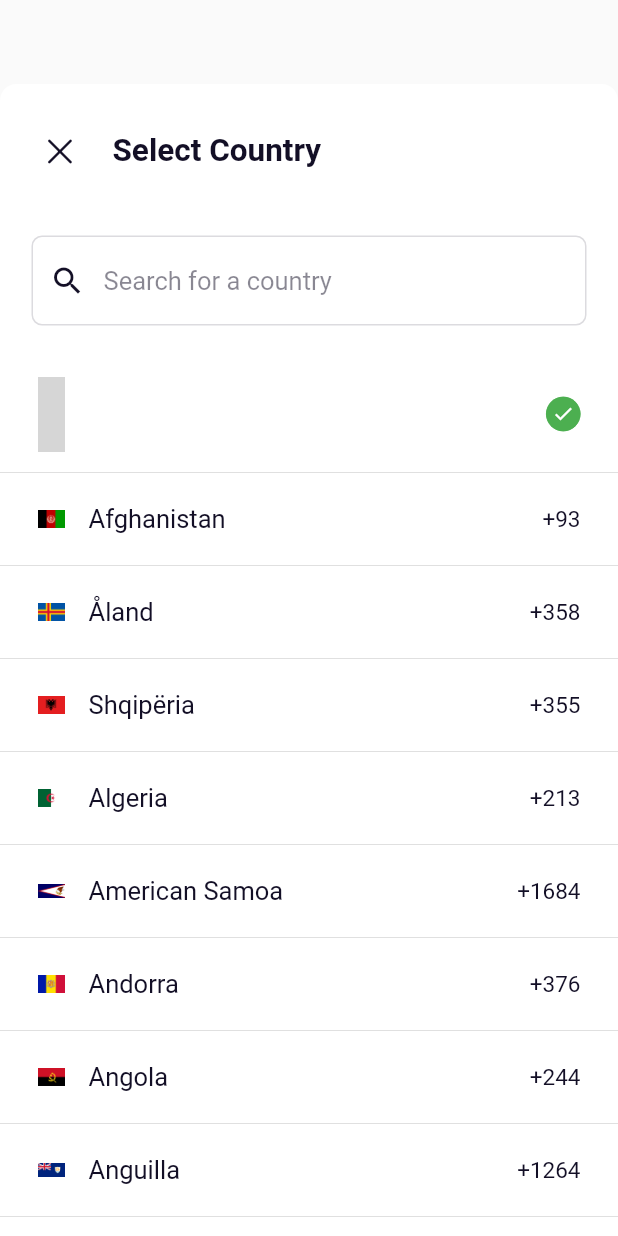
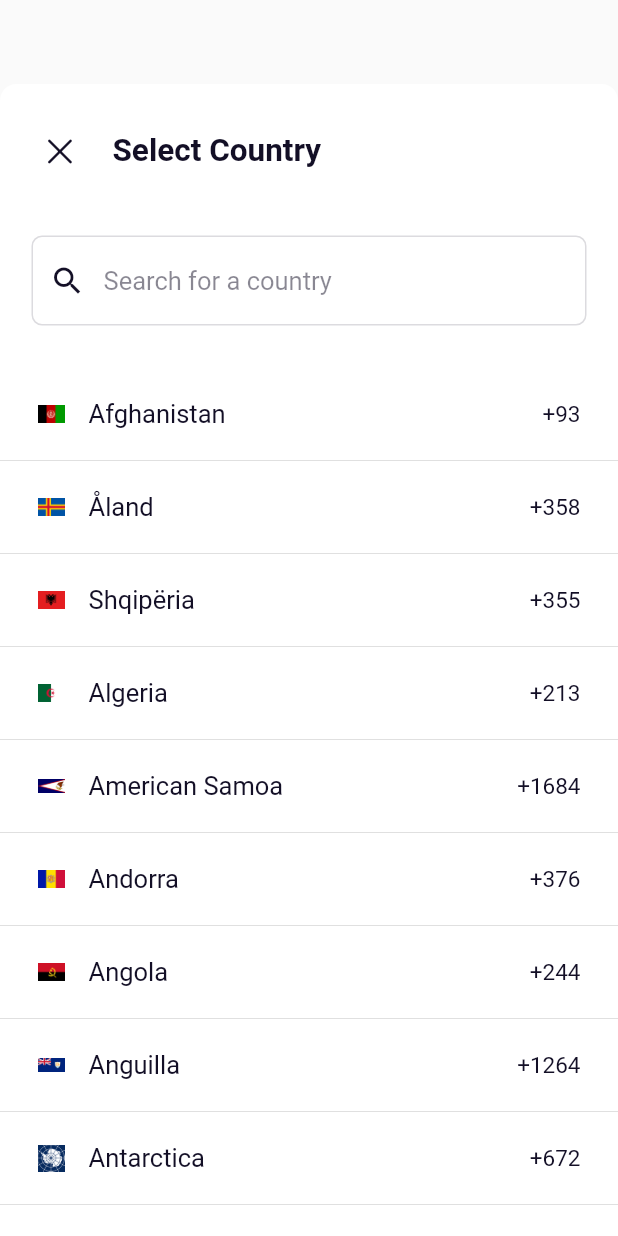
Before and after one commit to Hackman-Adu/CountryCodePicker, a Flutter app: the CountriesMainView widget shown alone on an empty page, opened directly, on a phone screen of 412 x 824 dp. Run offline on Flutter 3.47's test engine with Material 2 defaults, Android fonts, the phone set to English and light mode, and no system bars; grey boxes are pictures that could not be loaded.

Commit message:
resolved issues

```diff
--- a/example/pubspec.yaml
+++ b/example/pubspec.yaml
@@ -59,9 +59,9 @@ flutter:
   uses-material-design: true
 
   # To add assets to your application, add an assets section, like this:
-  assets:
-    - asset/images/
-  #   - images/a_dot_ham.jpeg
+  # assets:
+  #   - asset/images/
+  # #   - images/a_dot_ham.jpeg
 
   # An image asset can refer to one or more resolution-specific "variants", see
   # https://flutter.dev/assets-and-images/#resolution-aware
--- a/lib/src/ViewModel/countryViewModel.dart
+++ b/lib/src/ViewModel/countryViewModel.dart
@@ -9,6 +9,8 @@ class CountryViewModel {
   static final CountryViewModel _instance = CountryViewModel._();
 
   static CountryViewModel get instance => _instance;
+
+  Country? selectedCountry;
 
   List<Country> _countries = [];
 
--- a/lib/src/Views/countriesListView.dart
+++ b/lib/src/Views/countriesListView.dart
@@ -1,10 +1,15 @@
 import 'package:dialcodeselector/src/Model/country.dart';
+import 'package:dialcodeselector/src/ViewModel/countryViewModel.dart';
 import 'package:dialcodeselector/src/Views/countryItemView.dart';
 import 'package:flutter/material.dart';
 
 class CountriesListView extends StatelessWidget {
   final List<Country> countries;
   const CountriesListView(this.countries, {super.key});
+
+  CountryViewModel get viewModel => CountryViewModel.instance;
+
+  Country? get selectedCountry => viewModel.selectedCountry;
 
   @override
   Widget build(BuildContext context) {
@@ -15,6 +20,9 @@ class CountriesListView extends StatelessWidget {
           shrinkWrap: true,
           itemBuilder: (context, index) {
             var country = countries[index];
+            if (selectedCountry?.dialCode == country.dialCode) {
+              return const SizedBox();
+            }
             return CountryItemView(country);
           }),
     );
--- a/lib/src/Views/countriesMainView.dart
+++ b/lib/src/Views/countriesMainView.dart
@@ -49,11 +49,15 @@ class _CountriesMainViewState extends State<CountriesMainView> {
     if (widget.dialCodeSelectorTheme != null) {
       viewModel.selectorTheme = widget.dialCodeSelectorTheme;
     }
+    viewModel.selectedCountry = selectedCountry;
   }
 
   void onLaunch() async {
     await HapticFeedback.mediumImpact();
   }
+
+  Country? get selectedCountry =>
+      viewModel.getCountryByShortName(shortName: _initialShortName);
 
   @override
   Widget build(BuildContext context) {
@@ -75,9 +79,7 @@ class _CountriesMainViewState extends State<CountriesMainView> {
                   onChange: onSearchCountry, hintText: "Search for a country"),
               Padding(
                   padding: const EdgeInsets.only(top: 7),
-                  child: SelectedCountryItemView(
-                      country: viewModel.getCountryByShortName(
-                          shortName: _initialShortName))),
+                  child: SelectedCountryItemView(country: selectedCountry)),
               Expanded(child: CountriesListView(_filteredCountries))
             ])));
   }
--- a/lib/src/Views/selectedCountryItemView.dart
+++ b/lib/src/Views/selectedCountryItemView.dart
@@ -15,7 +15,7 @@ class SelectedCountryItemView extends StatelessWidget {
 
   @override
   Widget build(BuildContext context) {
-    if (country == null) return const SizedBox(height: 0);
+    if (country?.dialCode == null) return const SizedBox(height: 0);
     return Column(children: [
       ListTile(
         onTap: () {
--- a/pubspec.yaml
+++ b/pubspec.yaml
@@ -1,6 +1,6 @@
 name: dialcodeselector
-description: Flutter package for selecting country dial code.
-version: 1.0.9
+description: Flutter package for selecting a country or country dial code.
+version: 1.0.8
 homepage: https://github.com/Hackman-Adu/CountryCodePicker
 
 environment:
```
Also changed, not shown: lib/src/Views/searchCountryTextField.dart (+3 -6 lines), example/asset/images/gh.png (deleted), example/pubspec.lock, 2 other files.
